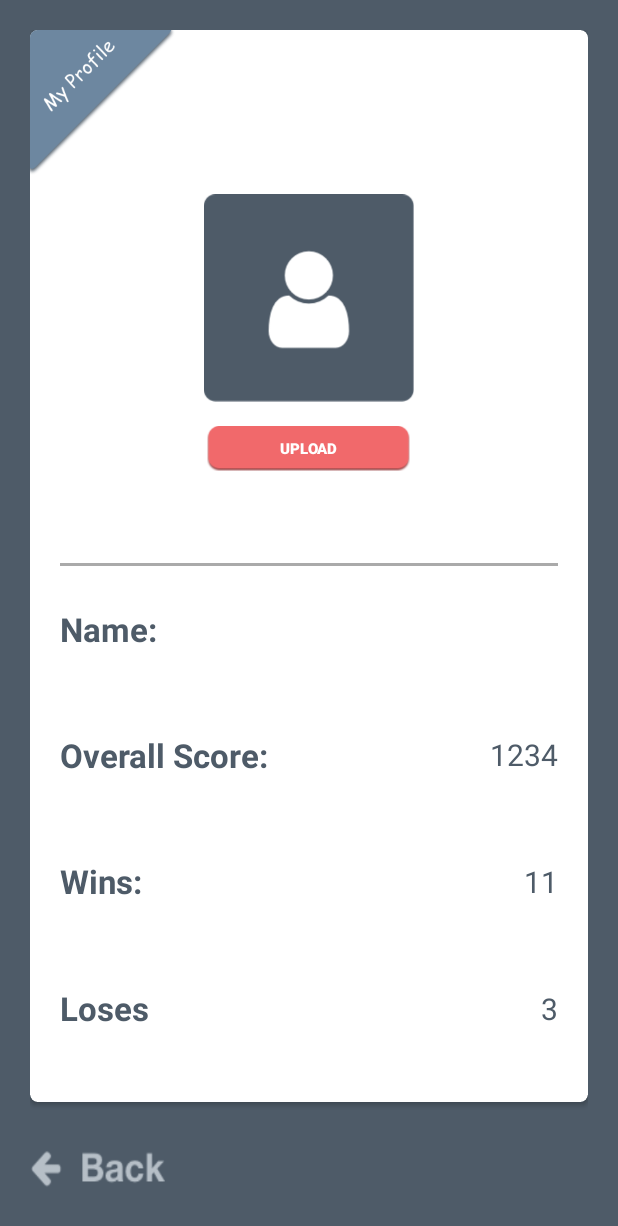
After one commit to iskenxan/Math-marathon, an Android app: the fragment MyProfileFragment shown on its own in the app's theme, on a phone screen of 412 x 824 dp. The commit adds this screen. Shown: the top 1226 px of the screen. Run offline under Robolectric (Android 15) with nearby library versions, the phone set to English and light mode, and no system bars; our stand-ins replace ButterKnife, Firebase (no records; nobody signed in at launch, a user with empty details on screens opened directly).

Commit message:
working on my profile page

```diff
--- a/MathMarathon/app/build.gradle
+++ b/MathMarathon/app/build.gradle
@@ -27,7 +27,8 @@ dependencies {
     })
     compile 'com.android.support:multidex:1.0.1'
     compile 'com.jakewharton:butterknife:8.8.1'
-    compile 'com.android.support:appcompat-v7:26.+'
+    compile 'com.android.support:appcompat-v7:26+'
+    compile 'com.android.support:cardview-v7:26+'
     compile 'com.android.support.constraint:constraint-layout:1.0.2'
     compile 'com.google.firebase:firebase-auth:10.0.1'
     compile 'com.google.android.gms:play-services-auth:10.0.1'
--- a/MathMarathon/app/src/main/java/space/samatov/mathmarathon/model/interfaces/OnSignInListener.java
+++ b/MathMarathon/app/src/main/java/space/samatov/mathmarathon/model/interfaces/OnSignInListener.java
@@ -5,5 +5,5 @@ package space.samatov.mathmarathon.model.interfaces;
  */
 
 public interface OnSignInListener {
-    void onGoogleSignInResult(boolean result);
+    void onGoogleFirebaseSignInResult(boolean result);
 }
--- /dev/null
+++ b/MathMarathon/app/src/main/java/space/samatov/mathmarathon/view/fragments/MyProfileFragment.java
@@ -0,0 +1,62 @@
+package space.samatov.mathmarathon.view.fragments;
+
+import android.os.Bundle;
+import android.support.annotation.Nullable;
+import android.support.v4.app.Fragment;
+import android.support.v7.app.AppCompatActivity;
+import android.view.LayoutInflater;
+import android.view.View;
+import android.view.ViewGroup;
+import android.widget.ImageView;
+import android.widget.TextView;
+
+import com.google.firebase.auth.FirebaseAuth;
+
+import butterknife.BindView;
+import butterknife.ButterKnife;
+import butterknife.OnClick;
+import space.samatov.mathmarathon.R;
+import space.samatov.mathmarathon.model.utils.FragmentFactory;
+
+/**
+ * Created by iskenxan on 10/11/17.
+ */
+
+public class MyProfileFragment extends Fragment {
+
+    @BindView(R.id.MyProfileImageView)ImageView mProfileImageView;
+    @BindView(R.id.MyProfileName)TextView mNameTextView;
+    @BindView(R.id.MyProfileOverallScore)TextView mOverallScoreTextView;
+    @BindView(R.id.MyProfileWins)TextView mWinsTextView;
+    @BindView(R.id.MyProfileLoses)TextView mLosesTextView;
+
+    @Nullable
+    @Override
+    public View onCreateView(LayoutInflater inflater, @Nullable ViewGroup container, @Nullable Bundle savedInstanceState) {
+        View view=inflater.inflate(R.layout.fragment_my_profile,container,false);
+        ButterKnife.bind(this,view);
+        populateViews();
+
+        return view;
+    }
+
+    //TODO:Create a dabase object for every new registered user
+    //Add ability to save photos on the database storage after compressing them
+
+    private void populateViews(){
+        mNameTextView.setText(FirebaseAuth.getInstance().getCurrentUser().getDisplayName());
+    }
+
+
+    @OnClick(R.id.MyProfileUploadButton)
+    public void onUploadButtonClicked(){
+
+    }
+
+    @OnClick(R.id.MyProfileBackButton)
+    public void onBackButtonClicked(){
+        FragmentFactory.startMenuFragment((AppCompatActivity) getActivity());
+    }
+
+
+}
--- /dev/null
+++ b/MathMarathon/app/src/main/res/drawable/red_button_ripple_effect.xml
@@ -0,0 +1,12 @@
+<?xml version="1.0" encoding="utf-8"?>
+<ripple xmlns:android="http://schemas.android.com/apk/res/android"
+    xmlns:tools="http://schemas.android.com/tools"
+    android:color="#ffffff"
+    tools:targetApi="lollipop">
+    <item android:id="@android:id/mask" >
+        <shape android:shape="rectangle" >
+            <solid android:color="#ffffff" />
+        </shape>
+    </item>
+    <item android:drawable="@drawable/reupload_button" />
+</ripple>
--- /dev/null
+++ b/MathMarathon/app/src/main/res/layout/fragment_my_profile.xml
@@ -0,0 +1,190 @@
+<?xml version="1.0" encoding="utf-8"?>
+<LinearLayout xmlns:android="http://schemas.android.com/apk/res/android"
+    xmlns:app="http://schemas.android.com/apk/res-auto"
+    android:orientation="vertical"
+    android:layout_width="match_parent"
+    android:layout_height="match_parent"
+    android:paddingTop="20dp"
+    android:paddingLeft="20dp"
+    android:paddingRight="20dp"
+    android:background="@color/darkNavyColor">
+    <android.support.v7.widget.CardView
+        android:layout_width="match_parent"
+        android:layout_height="0dp"
+        android:layout_weight="8"
+        android:elevation="5dp"
+        app:cardCornerRadius="5dp">
+        <LinearLayout
+            android:layout_width="match_parent"
+            android:orientation="vertical"
+            android:layout_height="match_parent">
+            <RelativeLayout
+                android:layout_width="match_parent"
+                android:layout_height="0dp"
+                android:layout_weight="1">
+                <ImageView
+                    android:layout_width="100dp"
+                    android:layout_height="100dp"
+                    android:layout_marginLeft="-3dp"
+                    android:layout_marginTop="-3dp"
+                    android:src="@drawable/my_profile"/>
+                <ImageView
+                    android:layout_width="140dp"
+                    android:layout_height="140dp"
+                    android:layout_centerHorizontal="true"
+                    android:layout_centerVertical="true"
+                    android:id="@+id/MyProfileImageView"
+                    android:src="@drawable/profile_placeholder" />
+                <Button
+                    android:layout_width="135dp"
+                    android:layout_height="30dp"
+                    android:layout_centerHorizontal="true"
+                    android:layout_marginTop="15dp"
+                    android:text="UPLOAD"
+                    android:textSize="10sp"
+                    android:textStyle="bold"
+                    android:id="@+id/MyProfileUploadButton"
+                    android:textColor="@android:color/white"
+                    android:layout_below="@id/MyProfileImageView"
+                    android:background="@drawable/red_button_ripple_effect"/>
+                <View
+                    android:layout_width="match_parent"
+                    android:layout_height="2dp"
+                    android:layout_marginLeft="20dp"
+                    android:layout_marginRight="20dp"
+                    android:layout_alignParentBottom="true"
+                    android:background="@android:color/darker_gray"/>
+            </RelativeLayout>
+
+            <LinearLayout
+                android:layout_width="match_parent"
+                android:layout_height="0dp"
+                android:layout_weight="1"
+                android:paddingLeft="20dp"
+                android:paddingRight="20dp"
+                android:orientation="vertical"
+                android:paddingBottom="20dp">
+
+                <LinearLayout
+                    android:layout_width="match_parent"
+                    android:layout_height="0dp"
+                    android:layout_weight="1"
+                    android:gravity="center"
+                    android:orientation="horizontal">
+
+                    <TextView
+                        android:layout_width="0dp"
+                        android:layout_height="wrap_content"
+                        android:layout_weight="1.5"
+                        android:gravity="left"
+                        android:text="Name:"
+                        android:textColor="@color/darkNavyColor"
+                        android:textSize="22sp"
+                        android:textStyle="bold" />
+
+                    <TextView
+                        android:layout_width="0dp"
+                        android:layout_height="wrap_content"
+                        android:layout_weight="4"
+                        android:gravity="right"
+                        android:id="@+id/MyProfileName"
+                        android:text="Iskander Samatov"
+                        android:textColor="@color/darkNavyColor"
+                        android:textSize="20sp" />
+                </LinearLayout>
+                <LinearLayout
+                    android:layout_width="match_parent"
+                    android:layout_height="0dp"
+                    android:layout_weight="1"
+                    android:gravity="center"
+                    android:orientation="horizontal">
+
+                    <TextView
+                        android:layout_width="0dp"
+                        android:layout_height="wrap_content"
+                        android:layout_weight="3"
+                        android:gravity="left"
+                        android:text="Overall Score:"
+                        android:textColor="@color/darkNavyColor"
+                        android:textSize="22sp"
+                        android:textStyle="bold" />
+
+                    <TextView
+                        android:layout_width="0dp"
+                        android:layout_height="wrap_content"
+                        android:layout_weight="2"
+                        android:gravity="right"
+                        android:text="1234"
+                        android:id="@+id/MyProfileOverallScore"
+                        android:textColor="@color/darkNavyColor"
+                        android:textSize="20sp" />
+                </LinearLayout>
+                <LinearLayout
+                    android:layout_width="match_parent"
+                    android:layout_height="0dp"
+                    android:layout_weight="1"
+                    android:gravity="center"
+                    android:orientation="horizontal">
+
+                    <TextView
+                        android:layout_width="0dp"
+                        android:layout_height="wrap_content"
+                        android:layout_weight="1"
+                        android:gravity="left"
+                        android:text="Wins:"
+                        android:textColor="@color/darkNavyColor"
+                        android:textSize="22sp"
+                        android:textStyle="bold" />
+
+                    <TextView
+                        android:layout_width="0dp"
+                        android:layout_height="wrap_content"
+                        android:layout_weight="1"
+                        android:gravity="right"
+                        android:text="11"
+                        android:id="@+id/MyProfileWins"
+                        android:textColor="@color/darkNavyColor"
+                        android:textSize="20sp" />
+                </LinearLayout>
+                <LinearLayout
+                    android:layout_width="match_parent"
+                    android:layout_height="0dp"
+                    android:layout_weight="1"
+                    android:gravity="center"
+                    android:orientation="horizontal">
+
+                    <TextView
+                        android:layout_width="0dp"
+                        android:layout_height="wrap_content"
+                        android:layout_weight="1.5"
+                        android:gravity="left"
+                        android:text="Loses"
+                        android:textColor="@color/darkNavyColor"
+                        android:textSize="22sp"
+                        android:textStyle="bold" />
+                    <TextView
+                        android:layout_width="0dp"
+                        android:layout_height="wrap_content"
+                        android:layout_weight="1"
+                        android:gravity="right"
+                        android:id="@+id/MyProfileLoses"
+                        android:text="3"
+                        android:textColor="@color/darkNavyColor"
+                        android:textSize="20sp" />
+                </LinearLayout>
+            </LinearLayout>
+        </LinearLayout>
+
+    </android.support.v7.widget.CardView>
+    <LinearLayout
+        android:layout_width="match_parent"
+        android:layout_height="0dp"
+        android:gravity="center_vertical"
+        android:layout_weight="1">
+        <Button
+            android:layout_width="90dp"
+            android:layout_height="25dp"
+            android:id="@+id/MyProfileBackButton"
+            android:background="@drawable/back_button"/>
+    </LinearLayout>
+</LinearLayout>
--- a/MathMarathon/app/src/main/res/layout/fragment_welcome.xml
+++ b/MathMarathon/app/src/main/res/layout/fragment_welcome.xml
@@ -9,11 +9,13 @@
     <LinearLayout
         android:layout_width="wrap_content"
         android:layout_height="0dp"
-        android:padding="70dp"
+        android:padding="30dp"
         android:layout_weight="2">
         <ImageView
             android:layout_width="wrap_content"
             android:layout_height="match_parent"
+            android:padding="60dp"
+            android:id="@+id/WelcomePageTitleImageView"
             android:src="@drawable/welcome_title_img"/>
     </LinearLayout>
     <LinearLayout
@@ -24,7 +26,7 @@
         <com.google.android.gms.common.SignInButton
             android:id="@+id/googleSignInButton"
             android:layout_width="300dp"
-            android:layout_height="50dp" />
+            android:layout_height="60dp" />
     </LinearLayout>
 
 
--- a/MathMarathon/app/src/main/res/values/colors.xml
+++ b/MathMarathon/app/src/main/res/values/colors.xml
@@ -3,4 +3,5 @@
     <color name="colorPrimary">#3F51B5</color>
     <color name="colorPrimaryDark">#303F9F</color>
     <color name="colorAccent">#FF4081</color>
+    <color name="darkNavyColor">#4E5B68</color>
 </resources>
```
Also changed, not shown: MathMarathon/app/src/main/java/space/samatov/mathmarathon/model/AnimationManager.java (deleted, +0 -22 lines), MathMarathon/app/src/main/java/space/samatov/mathmarathon/model/GoogleSignInManager.java (+2 -5 lines), MathMarathon/app/src/main/java/space/samatov/mathmarathon/model/utils/AnimationFactory.java (added, +37 -0 lines), MathMarathon/app/src/main/java/space/samatov/mathmarathon/model/utils/FragmentFactory.java (+26 -3 lines), MathMarathon/app/src/main/java/space/samatov/mathmarathon/view/dialogs/LoadingDialog.java (added, +60 -0 lines), MathMarathon/app/src/main/java/space/samatov/mathmarathon/view/fragments/MenuFragment.java (added, +65 -0 lines), MathMarathon/app/src/main/java/space/samatov/mathmarathon/view/fragments/WelcomeFragment.java (+18 -4 lines), MathMarathon/app/src/main/res/animator/pulsating_anim.xml (added, +20 -0 lines), MathMarathon/app/src/main/res/animator/rotating_anim.xml (added, +13 -0 lines), MathMarathon/app/src/main/res/drawable/menu_button_riple_effect.xml (added, +17 -0 lines), MathMarathon/app/src/main/res/layout/fragment_menu.xml (added, +54 -0 lines), MathMarathon/app/src/main/res/layout/loading_dialog.xml (added, +16 -0 lines), MathMarathon/app/src/main/res/drawable/profile_placeholder.png (added).
